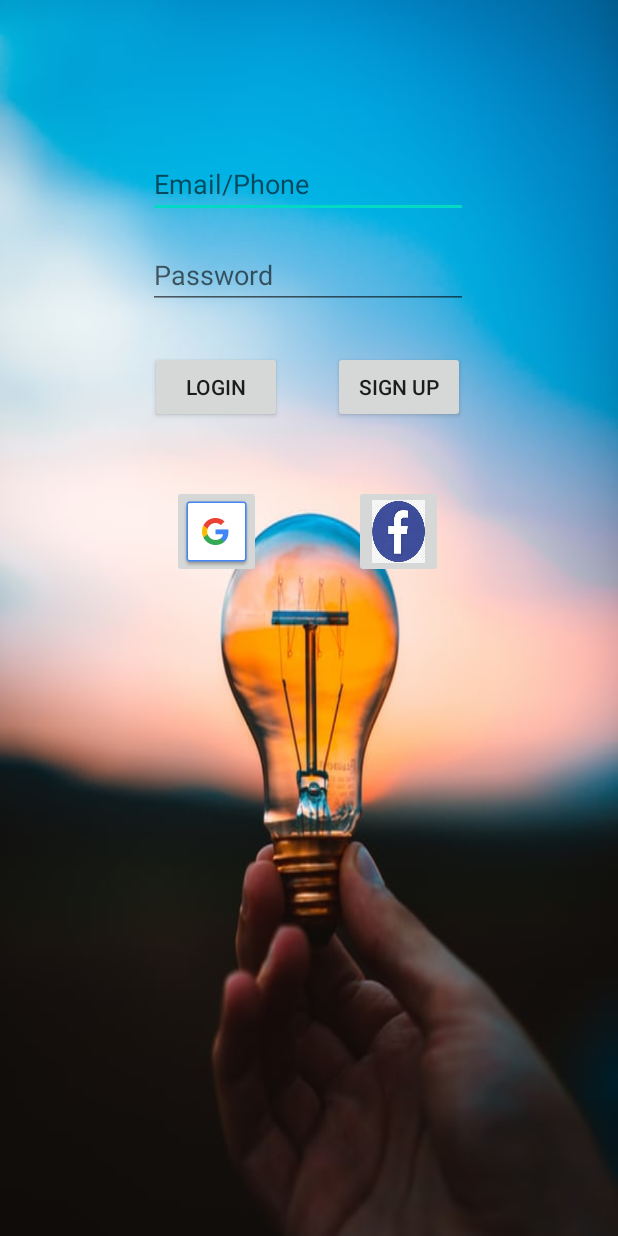
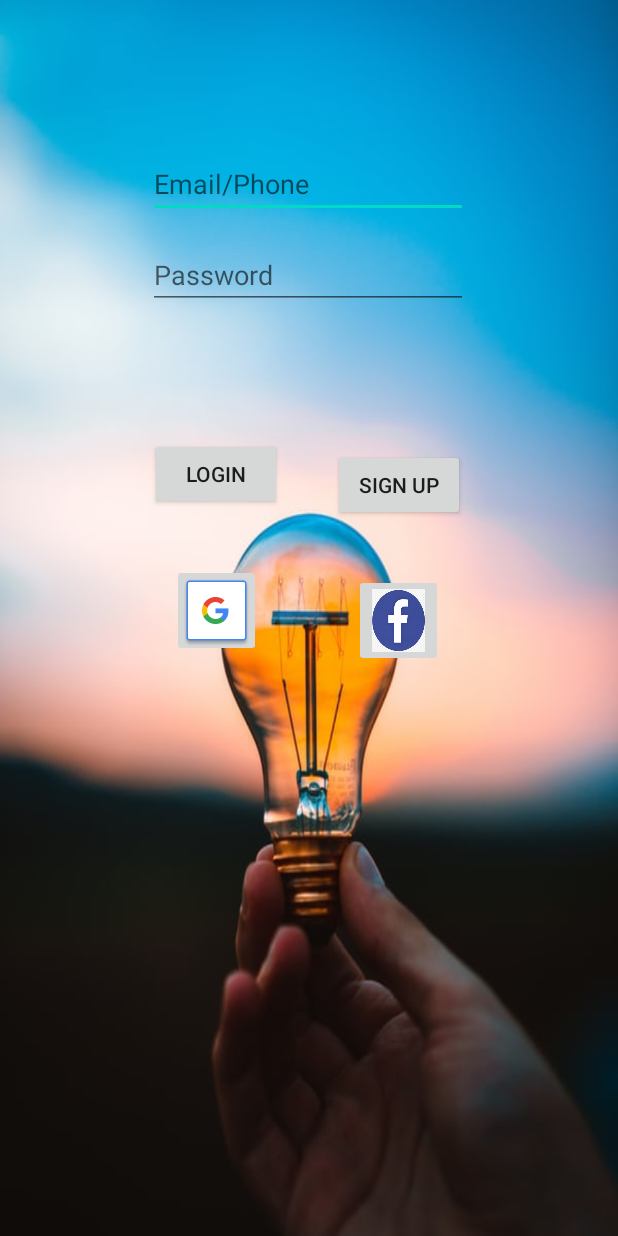
Before and after one commit to mayankkakad/Panacea, an Android app: the layout activity_main.xml on its own in the app's theme, with its tools: preview values and no code run, on a phone screen of 412 x 824 dp. Run offline under Robolectric (Android 15) with nearby library versions, the light colour scheme and no system bars.

Commit message:
authentication
Login and sign up using Firebase

```diff
--- a/app/build.gradle
+++ b/app/build.gradle
@@ -27,7 +27,10 @@ dependencies {
     implementation 'androidx.appcompat:appcompat:1.1.0'
     implementation 'androidx.constraintlayout:constraintlayout:1.1.3'
     implementation 'com.google.android.material:material:1.0.0'
-    implementation 'com.google.firebase:firebase-auth:16.0.5'
+    implementation platform('com.google.firebase:firebase-bom:25.12.0')
+    implementation 'com.google.firebase:firebase-analytics'
+    implementation 'com.google.firebase:firebase-auth'
+    implementation 'com.google.firebase:firebase-firestore'
     testImplementation 'junit:junit:4.12'
     androidTestImplementation 'androidx.test.ext:junit:1.1.1'
     androidTestImplementation 'androidx.test.espresso:espresso-core:3.2.0'
--- a/app/src/main/AndroidManifest.xml
+++ b/app/src/main/AndroidManifest.xml
@@ -9,7 +9,8 @@
         android:roundIcon="@mipmap/ic_launcher_round"
         android:supportsRtl="true"
         android:theme="@style/AppTheme">
-        <activity android:name=".SignUp"></activity>
+        <activity android:name=".Home"></activity>
+        <activity android:name=".SignUp" />
         <activity android:name=".MainActivity">
             <intent-filter>
                 <action android:name="android.intent.action.MAIN" />
--- a/app/src/main/res/layout/activity_main.xml
+++ b/app/src/main/res/layout/activity_main.xml
@@ -9,7 +9,7 @@
     >
 
     <EditText
-        android:id="@+id/editTextTextPersonName"
+        android:id="@+id/emailId"
         android:layout_width="wrap_content"
         android:layout_height="wrap_content"
         android:ems="10"
@@ -23,7 +23,7 @@
         app:layout_constraintVertical_bias="0.128" />
 
     <EditText
-        android:id="@+id/editTextTextPassword"
+        android:id="@+id/password"
         android:layout_width="wrap_content"
         android:layout_height="wrap_content"
         android:ems="10"
@@ -33,20 +33,21 @@
         app:layout_constraintEnd_toEndOf="parent"
         app:layout_constraintHorizontal_bias="0.497"
         app:layout_constraintStart_toStartOf="parent"
-        app:layout_constraintTop_toBottomOf="@+id/editTextTextPersonName"
+        app:layout_constraintTop_toBottomOf="@+id/emailId"
         app:layout_constraintVertical_bias="0.024" />
 
     <Button
         android:id="@+id/button"
         android:layout_width="wrap_content"
         android:layout_height="wrap_content"
+        android:layout_marginBottom="424dp"
         android:text="Login"
         app:layout_constraintBottom_toBottomOf="parent"
         app:layout_constraintEnd_toEndOf="parent"
         app:layout_constraintHorizontal_bias="0.309"
         app:layout_constraintStart_toStartOf="parent"
-        app:layout_constraintTop_toBottomOf="@+id/editTextTextPassword"
-        app:layout_constraintVertical_bias="0.049" />
+        app:layout_constraintTop_toBottomOf="@+id/password"
+        app:layout_constraintVertical_bias="0.588" />
 
     <ImageButton
         android:id="@+id/imageButton"
@@ -64,13 +65,14 @@
         android:id="@+id/button2"
         android:layout_width="wrap_content"
         android:layout_height="wrap_content"
+        android:layout_marginBottom="436dp"
         android:text="Sign Up"
         app:layout_constraintBottom_toBottomOf="parent"
         app:layout_constraintEnd_toEndOf="parent"
         app:layout_constraintHorizontal_bias="0.251"
         app:layout_constraintStart_toEndOf="@+id/button"
-        app:layout_constraintTop_toBottomOf="@+id/editTextTextPassword"
-        app:layout_constraintVertical_bias="0.049" />
+        app:layout_constraintTop_toBottomOf="@+id/password"
+        app:layout_constraintVertical_bias="0.696" />
 
     <ImageButton
         android:id="@+id/imageButton5"
--- a/app/src/main/res/layout/activity_sign_up.xml
+++ b/app/src/main/res/layout/activity_sign_up.xml
@@ -26,7 +26,7 @@
         android:layout_width="wrap_content"
         android:layout_height="wrap_content"
         android:ems="10"
-        android:hint="Date of Birth ddmmyyyy"
+        android:hint="Date of Birth dd/mm/yyyy"
         android:inputType="date"
         app:layout_constraintBottom_toBottomOf="parent"
         app:layout_constraintEnd_toEndOf="parent"
--- a/build.gradle
+++ b/build.gradle
@@ -6,7 +6,7 @@ buildscript {
     }
     dependencies {
         classpath "com.android.tools.build:gradle:4.0.1"
-        classpath 'com.google.gms:google-services:4.2.0'
+        classpath 'com.google.gms:google-services:4.3.4'
 
         // NOTE: Do not place your application dependencies here; they belong
         // in the individual module build.gradle files
```
Also changed, not shown: app/src/main/java/com/example/panacea/Home.java (added, +14 -0 lines), app/src/main/java/com/example/panacea/MainActivity.java (+61 -0 lines), app/src/main/java/com/example/panacea/SignUp.java (+82 -0 lines), app/src/main/res/layout/activity_home.xml (added, +9 -0 lines), 1 other file.
